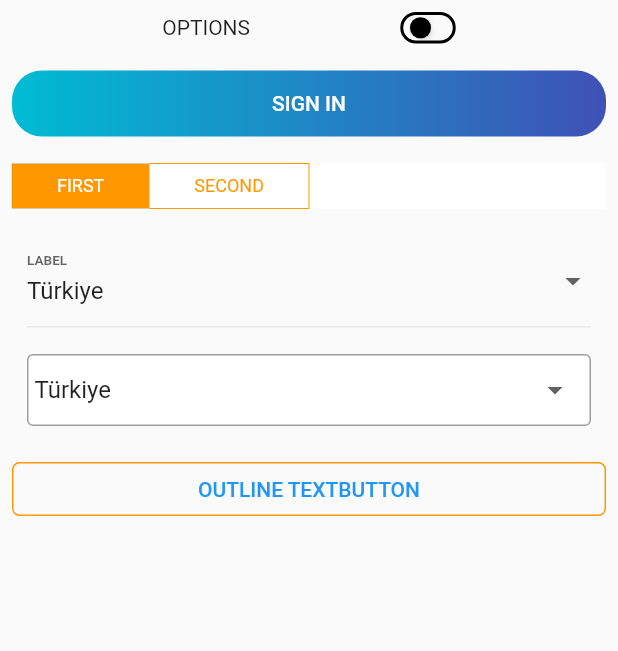
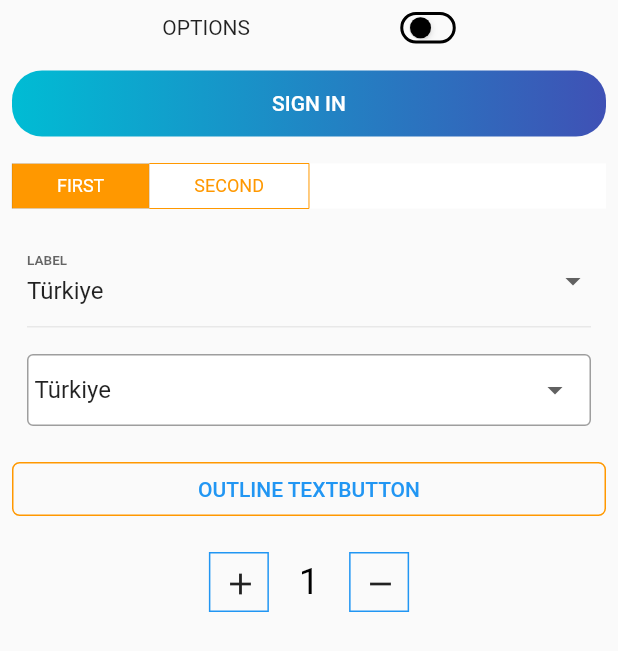
Before and after one commit to abdullah017/flutter-custom-widgets, a Flutter app: the screen it shows after launch, on a phone screen of 412 x 824 dp. Shown: the top 651 px of the screen. Run offline on Flutter 3.47's test engine with Material 2 defaults, Android fonts, the phone set to English and light mode, and no system bars.

Commit message:
add count-picker

```diff
--- a/lib/main.dart
+++ b/lib/main.dart
@@ -1,6 +1,7 @@
 import 'package:flutter/material.dart';
 import 'package:reusable_widgets/widgets/buttons/cupertino_switch_button.dart';
 import 'package:reusable_widgets/widgets/buttons/custom_outline_textbutton.dart';
+import 'package:reusable_widgets/widgets/count_picker.dart';
 
 import 'widgets/buttons/custom_gradient_elevatedbutton.dart';
 import 'widgets/buttons/custom_toggle_button.dart';
@@ -84,6 +85,12 @@ class _MyReusableWidgetViewState extends State<MyReusableWidgetView> {
                   child: Padding(
                       padding: const EdgeInsets.only(top: 18.0),
                       child: buildCustomOutlineTextButton())),
+              SliverToBoxAdapter(
+
+                  ///[CustomOutlineTextButton Area!]
+                  child: Padding(
+                      padding: const EdgeInsets.only(top: 18.0),
+                      child: buildCountPicker())),
             ],
           ),
         ),
@@ -167,6 +174,10 @@ class _MyReusableWidgetViewState extends State<MyReusableWidgetView> {
     );
   }
 
+  Widget buildCountPicker() {
+    return const CountPicker();
+  }
+
   ///[TOGGLE BUTTON TAB CHANGE FUNCTION]
   tabChange(int newIndex) {
     for (int index = 0; index < toggleButtonItemsSelected.length; index++) {
--- /dev/null
+++ b/lib/widgets/count_picker.dart
@@ -0,0 +1,124 @@
+import 'package:flutter/material.dart';
+
+/// Selects a number that can be changed with increase / decrease buttons
+class CountPicker extends StatefulWidget {
+  /// onChange triggers when value changed
+  final ValueChanged<int>? onChange;
+
+  /// initial value
+  final int value;
+
+  /// IconButton size
+  final CountPickerButtonSize? buttonSize;
+
+  /// Custom add Icon for Iconbutton
+  final IconData? addIcon;
+
+  /// Custom remove Icon for Iconbutton
+  final IconData? removeIcon;
+
+  /// Custom TextStyle
+  final TextStyle? textStyle;
+
+  const CountPicker({
+    Key? key,
+    this.buttonSize = CountPickerButtonSize.small,
+    this.onChange,
+    this.value = 1,
+    this.addIcon = Icons.add,
+    this.removeIcon = Icons.remove,
+    this.textStyle,
+  }) : super(key: key);
+
+  @override
+  createState() => _CountPickerState();
+}
+
+enum CountPickerButtonSize { small, big }
+
+class _CountPickerState extends State<CountPicker> {
+  late int _val;
+  late double _butonWidth;
+  late double _butonHeight;
+  late TextStyle _textStye;
+
+  @override
+  Widget build(BuildContext context) {
+    return Row(
+      mainAxisAlignment: MainAxisAlignment.center,
+      crossAxisAlignment: CrossAxisAlignment.center,
+      children: <Widget>[
+        Ink(
+          width: _butonWidth,
+          height: _butonHeight,
+          decoration: BoxDecoration(
+            border: Border.all(width: 1, color: Colors.blue),
+          ),
+          child: IconButton(
+            icon: Icon(widget.addIcon),
+            onPressed: increase,
+          ),
+        ),
+        Container(
+          margin: const EdgeInsets.only(left: 20, right: 20),
+          child: Text(
+            _val.toString(),
+            style: _textStye,
+          ),
+        ),
+        Ink(
+          width: _butonWidth,
+          height: _butonHeight,
+          decoration: BoxDecoration(
+            border: Border.all(width: 1, color: Colors.blue),
+          ),
+          child: IconButton(
+            icon: Icon(widget.removeIcon),
+            onPressed: decrease,
+          ),
+        )
+      ],
+    );
+  }
+
+  void decrease() {
+    int newVal = _val - 1;
+    if (newVal < 0) newVal = 0;
+    setState(() {
+      _val = newVal;
+    });
+    onChange();
+  }
+
+  void increase() {
+    int newVal = _val + 1;
+    setState(() {
+      _val = newVal;
+    });
+    onChange();
+  }
+
+  @override
+  void initState() {
+    super.initState();
+    _val = widget.value;
+    if (widget.buttonSize == CountPickerButtonSize.small) {
+      _butonWidth = 40;
+      _butonHeight = 40;
+    }
+    if (widget.buttonSize == CountPickerButtonSize.big) {
+      _butonWidth = 80;
+      _butonHeight = 50;
+    }
+
+    _textStye = widget.textStyle ??
+        const TextStyle(
+          color: Colors.black,
+          fontSize: 24,
+        );
+  }
+
+  void onChange() {
+    widget.onChange ?? (_val);
+  }
+}
```
